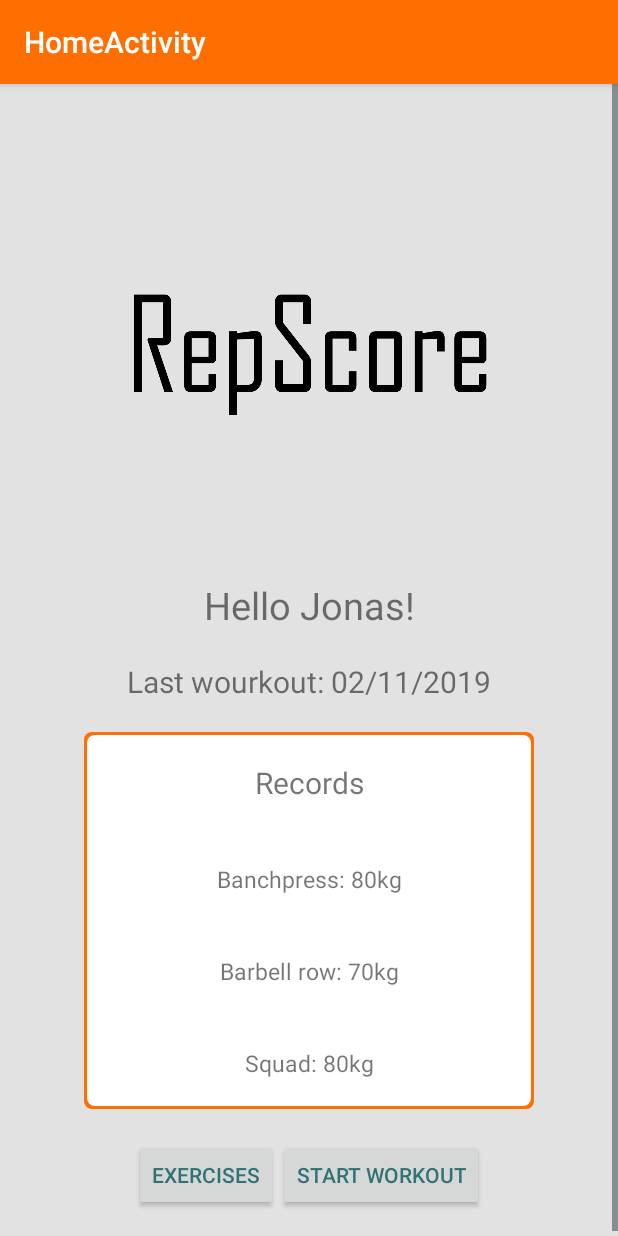
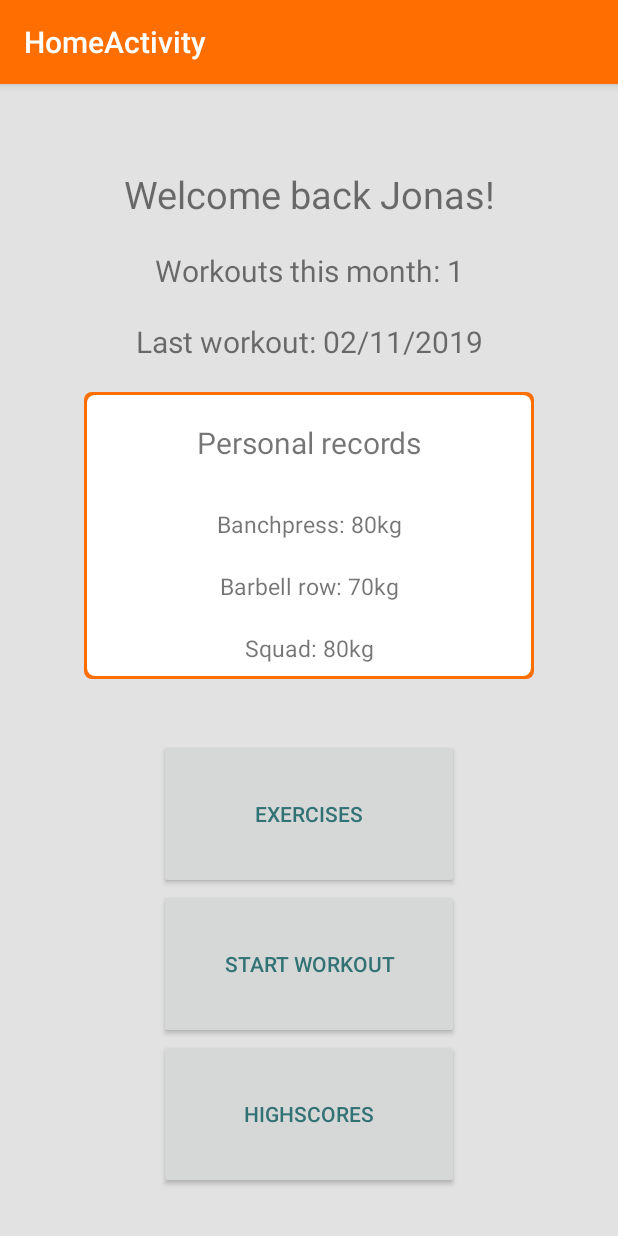
Before and after one commit to JonasCroonenborghs/RepScore, an Android app: the HomeActivity screen opened directly, with no data from a screen before it, on a phone screen of 412 x 824 dp. Run offline under Robolectric (Android 15) with nearby library versions, the phone set to English and light mode, and no system bars.

Commit message:
Activities aangevuld

```diff
--- a/RepScore/app/src/main/res/layout/content_home.xml
+++ b/RepScore/app/src/main/res/layout/content_home.xml
@@ -11,23 +11,24 @@
     <LinearLayout
         android:layout_width="match_parent"
         android:layout_height="wrap_content"
+        android:gravity="center"
         android:orientation="vertical"
         android:paddingLeft="24dp"
         android:paddingTop="56dp"
         android:paddingRight="24dp">
 
-        <ImageView
-            android:layout_width="wrap_content"
-            android:layout_height="250dp"
-            android:layout_gravity="center_horizontal"
-            android:layout_marginBottom="24dp"
-            android:src="@drawable/logo_black" />
+        <!--        <ImageView-->
+        <!--            android:layout_width="wrap_content"-->
+        <!--            android:layout_height="250dp"-->
+        <!--            android:layout_gravity="center_horizontal"-->
+        <!--            android:layout_marginBottom="24dp"-->
+        <!--            android:src="@drawable/logo_black" />-->
 
         <TextView
             android:layout_width="match_parent"
             android:layout_height="wrap_content"
             android:gravity="center"
-            android:text="Hello Jonas!"
+            android:text="Welcome back Jonas!"
             android:textSize="25sp" />
 
         <TextView
@@ -35,7 +36,14 @@
             android:layout_height="wrap_content"
             android:gravity="center"
             android:padding="20dp"
-            android:text="Last wourkout: 02/11/2019"
+            android:text="Workouts this month: 1"
+            android:textSize="20sp" />
+
+        <TextView
+            android:layout_width="match_parent"
+            android:layout_height="wrap_content"
+            android:gravity="center"
+            android:text="Last workout: 02/11/2019"
             android:textSize="20sp" />
 
         <LinearLayout
@@ -43,37 +51,38 @@
             android:layout_height="wrap_content"
             android:layout_gravity="center"
             android:background="@drawable/border_shadow"
-            android:orientation="vertical">
+            android:orientation="vertical"
+            android:layout_margin="20dp">
 
             <TextView
-                android:gravity="center"
                 android:layout_width="match_parent"
                 android:layout_height="wrap_content"
+                android:gravity="center"
                 android:padding="20dp"
-                android:text="Records"
+                android:text="Personal records"
                 android:textSize="20sp" />
 
             <TextView
-                android:gravity="center"
                 android:layout_width="match_parent"
                 android:layout_height="wrap_content"
-                android:padding="20dp"
+                android:gravity="center"
+                android:padding="10dp"
                 android:text="Banchpress: 80kg"
                 android:textSize="15sp" />
 
             <TextView
-                android:gravity="center"
                 android:layout_width="match_parent"
                 android:layout_height="wrap_content"
-                android:padding="20dp"
+                android:gravity="center"
+                android:padding="10dp"
                 android:text="Barbell row: 70kg"
                 android:textSize="15sp" />
 
             <TextView
-                android:gravity="center"
                 android:layout_width="match_parent"
                 android:layout_height="wrap_content"
-                android:padding="20dp"
+                android:gravity="center"
+                android:padding="10dp"
                 android:text="Squad: 80kg"
                 android:textSize="15sp" />
 
@@ -82,23 +91,27 @@
         <LinearLayout
             android:layout_width="wrap_content"
             android:layout_height="wrap_content"
-            android:layout_gravity="center"
-            android:orientation="horizontal"
-            android:padding="20dp">
+            android:gravity="center"
+            android:orientation="vertical"
+            android:layout_margin="20dp">
 
             <Button
                 android:id="@+id/btn_all_exercises"
-                android:layout_width="fill_parent"
-                android:layout_height="wrap_content"
-                android:padding="12dp"
+                android:layout_width="200dp"
+                android:layout_height="100dp"
                 android:text="Exercises" />
 
             <Button
                 android:id="@+id/btn_start_workout"
-                android:layout_width="fill_parent"
-                android:layout_height="wrap_content"
-                android:padding="12dp"
+                android:layout_width="200dp"
+                android:layout_height="100dp"
                 android:text="Start workout" />
+
+            <Button
+                android:id="@+id/btn_highscores"
+                android:layout_width="200dp"
+                android:layout_height="100dp"
+                android:text="Highscores" />
         </LinearLayout>
 
 
```
Also changed, not shown: RepScore/app/src/main/res/layout/content_main.xml (+25 -21 lines), RepScore/app/src/main/res/drawable/logo.png.
